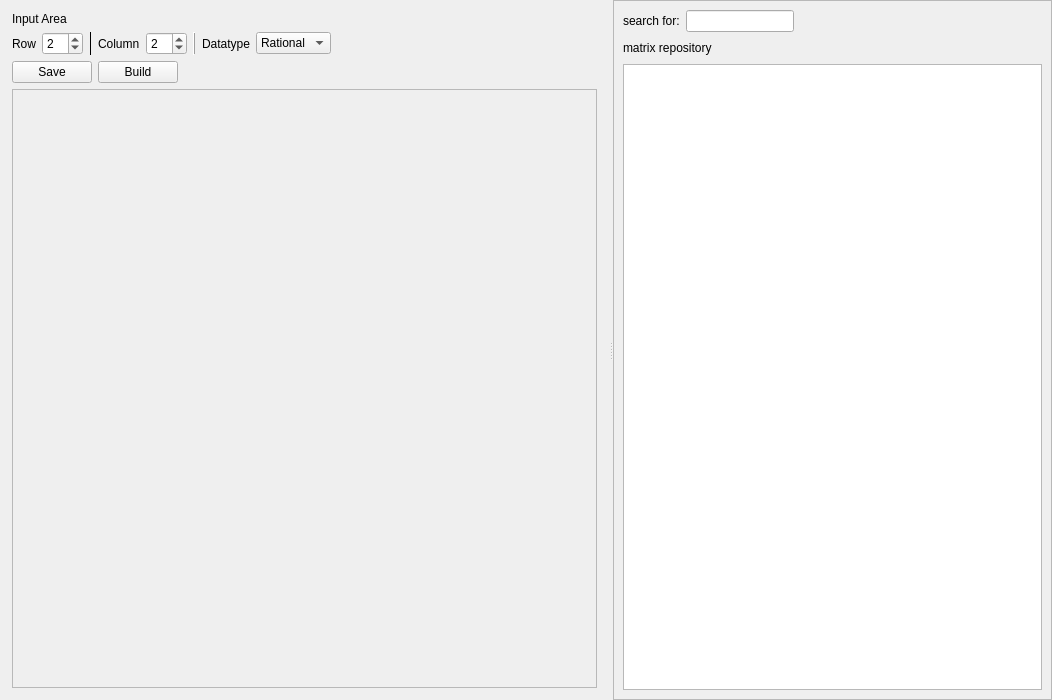
Qt form pages/inputpage.ui (yueningli9529-sudo/matrix-calculator) before a commit.
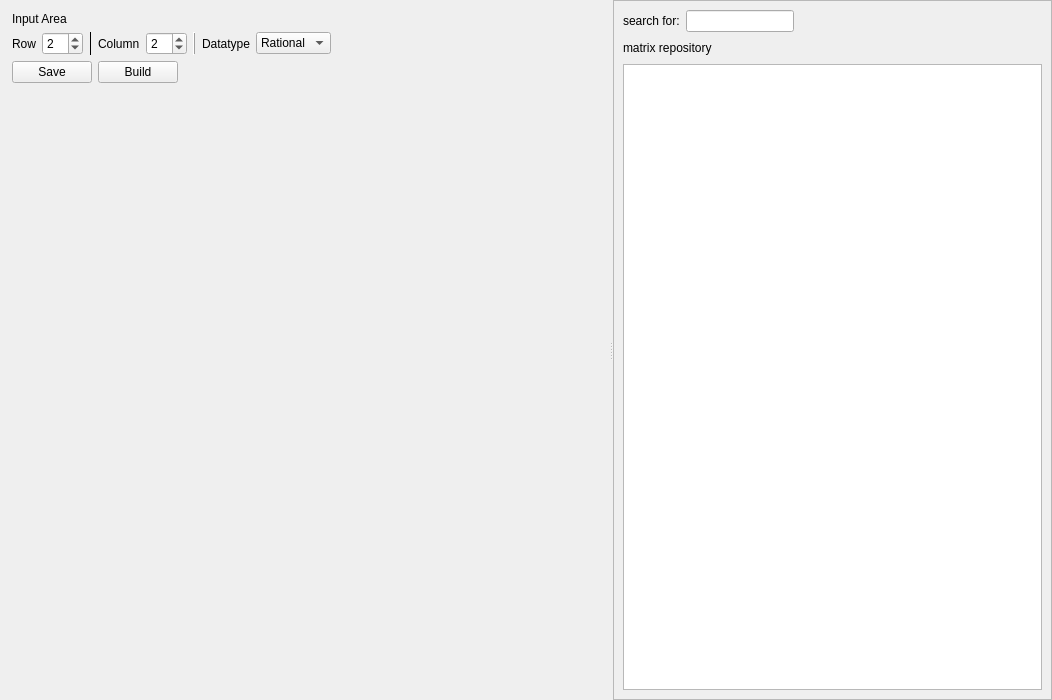
The same form after that commit. The open tabs and pages were chosen to show the change. Custom widgets are drawn as their Qt base class.

Commit message: feat: harden input page draft handling

What changed in the file:
```diff
--- a/pages/inputpage.ui
+++ b/pages/inputpage.ui
@@ -258,6 +258,7 @@
            </item>
           </layout>
          </widget>
+         <widget class="QWidget" name="emptyPage"/>
         </widget>
        </item>
       </layout>
```
Left out of the diff: 6 changed lines with no effect on the pictures. The commit also changes 3 other files.
